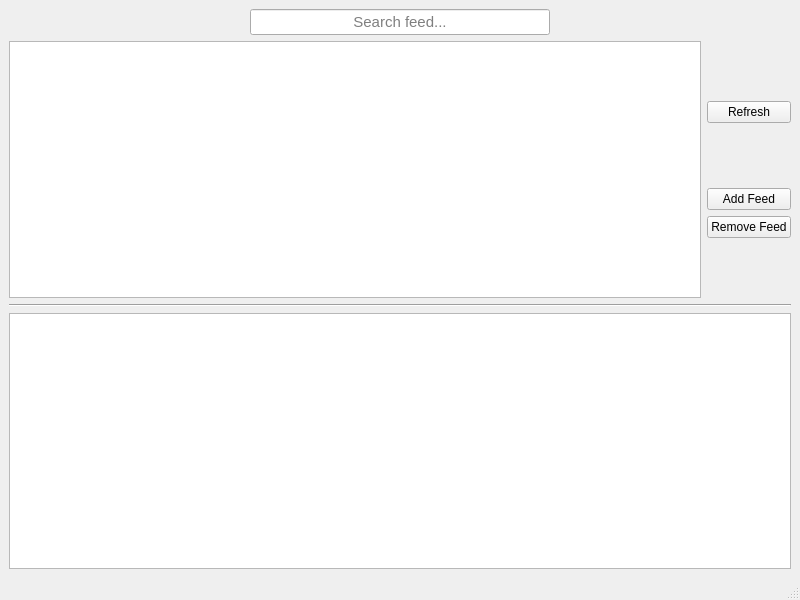
Qt form QtRSSReader/src/ui/mainwindow.ui (ignabelitzky/qt-rss-reader) before a commit.
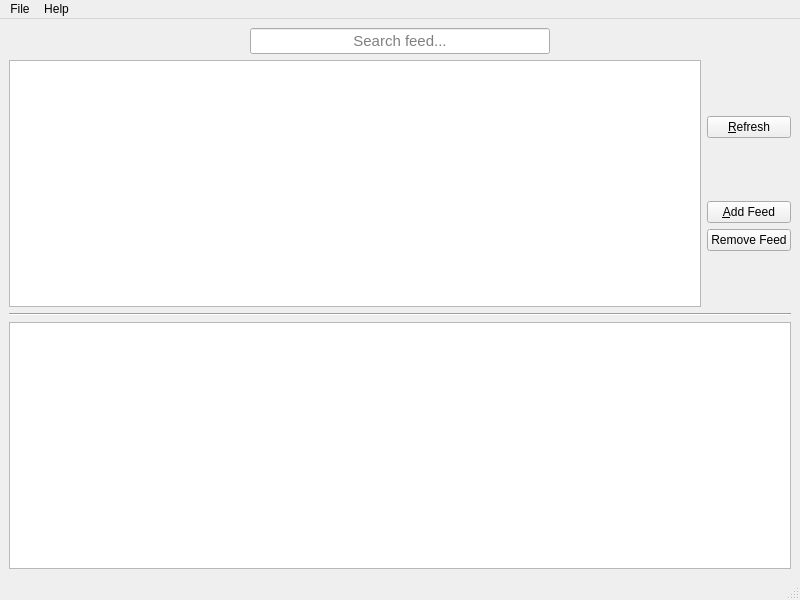
The same form after that commit. Icons and pictures are not drawn.

Commit message: Menu bar added to the application

Patch:
```diff
--- a/QtRSSReader/src/ui/mainwindow.ui
+++ b/QtRSSReader/src/ui/mainwindow.ui
@@ -92,7 +92,7 @@
         <item>
          <widget class="QPushButton" name="refreshButton">
           <property name="text">
-           <string>Refresh</string>
+           <string>&amp;Refresh</string>
           </property>
          </widget>
         </item>
@@ -112,7 +112,7 @@
         <item>
          <widget class="QPushButton" name="addButton">
           <property name="text">
-           <string>Add Feed</string>
+           <string>&amp;Add Feed</string>
           </property>
          </widget>
         </item>
@@ -161,6 +161,22 @@
      <height>23</height>
     </rect>
    </property>
+   <widget class="QMenu" name="menuFile">
+    <property name="title">
+     <string>File</string>
+    </property>
+    <addaction name="addFeedAction"/>
+    <addaction name="separator"/>
+    <addaction name="exitAction"/>
+   </widget>
+   <widget class="QMenu" name="menuHelp">
+    <property name="title">
+     <string>Help</string>
+    </property>
+    <addaction name="contactAction"/>
+   </widget>
+   <addaction name="menuFile"/>
+   <addaction name="menuHelp"/>
   </widget>
   <widget class="QStatusBar" name="statusbar"/>
  </widget>
```
Left out of the diff: 30 changed lines with no effect on the pictures. The commit also changes 4 other files.
